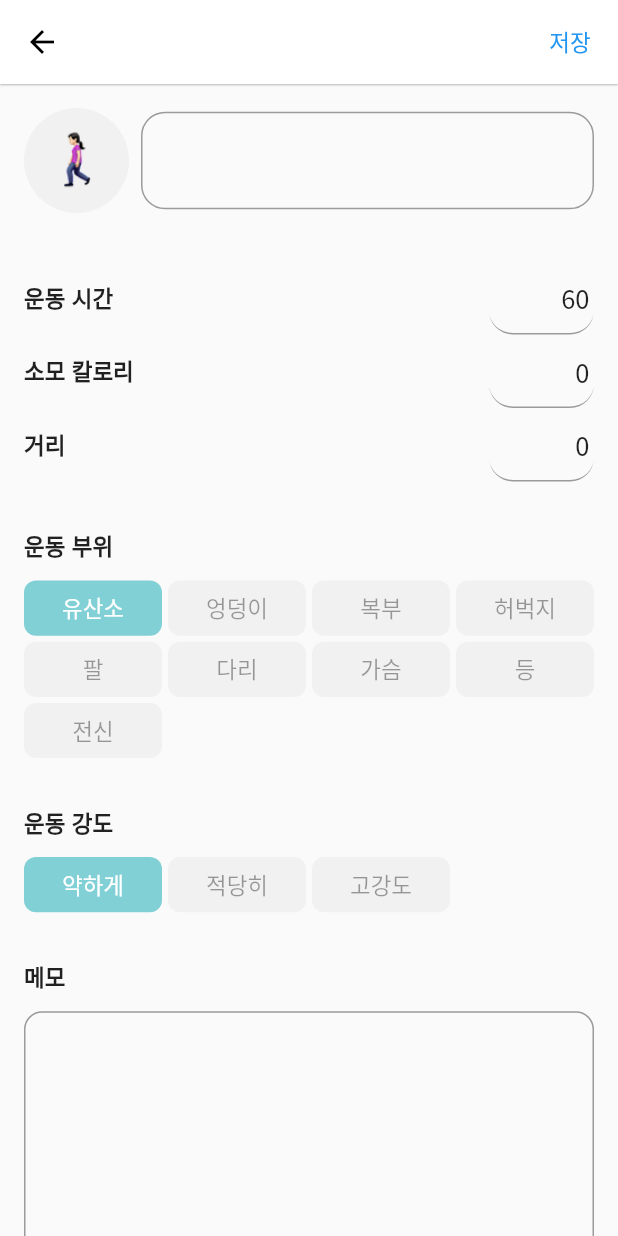
After one commit to Bepo0328/eyes_in_body_app2, a Flutter app: the WorkoutAddPage screen opened directly, on a phone screen of 412 x 824 dp. The commit adds this screen. Run offline on Flutter 3.47's test engine with Material 2 defaults, Android fonts, the phone set to English and light mode, and no system bars; our stand-ins replace sqflite; missing offline and left inert: multi_image_picker2; accounts and stored records are empty.

Commit message:
EyesInBodyApp2: Create Exercise Record Page

```diff
--- a/lib/data/data.dart
+++ b/lib/data/data.dart
@@ -1,22 +1,22 @@
 class Food {
   int? id;
-  int? date;
-  int? type;
-  int? meal;
-  int? kcal;
-  int? time;
-  String? memo;
-  String? image;
+  int date;
+  int type;
+  int meal;
+  int kcal;
+  int time;
+  String memo;
+  String image;
 
   Food({
     this.id,
-    this.date,
-    this.type,
-    this.meal,
-    this.kcal,
-    this.time,
-    this.memo,
-    this.image,
+    required this.date,
+    required this.type,
+    required this.meal,
+    required this.kcal,
+    required this.time,
+    required this.memo,
+    required this.image,
   });
 
   factory Food.fromDB(Map<String, dynamic> data) {
@@ -48,23 +48,27 @@ class Food {
 
 class Workout {
   int? id;
-  int? date;
-  int? time;
-  int? calorie;
-  int? intense;
-  int? part;
-  String? name;
-  String? memo;
+  int date;
+  int time;
+  int type;
+  int distance;
+  int kcal;
+  int intense;
+  int part;
+  String name;
+  String memo;
 
   Workout({
     this.id,
-    this.date,
-    this.time,
-    this.calorie,
-    this.intense,
-    this.part,
-    this.name,
-    this.memo,
+    required this.date,
+    required this.time,
+    required this.type,
+    required this.distance,
+    required this.kcal,
+    required this.intense,
+    required this.part,
+    required this.name,
+    required this.memo,
   });
 
   factory Workout.fromDB(Map<String, dynamic> data) {
@@ -72,7 +76,9 @@ class Workout {
       id: data['id'],
       date: data['date'],
       time: data['time'],
-      calorie: data['calorie'],
+      type: data['type'],
+      distance: data['distance'],
+      kcal: data['kcal'],
       intense: data['intense'],
       part: data['part'],
       name: data['name'],
@@ -85,7 +91,9 @@ class Workout {
       'id': id,
       'date': date,
       'time': time,
-      'calorie': calorie,
+      'type': type,
+      'distance': distance,
+      'calorie': kcal,
       'intense': intense,
       'part': part,
       'name': name,
@@ -96,15 +104,15 @@ class Workout {
 
 class EyeBody {
   int? id;
-  int? date;
-  String? image;
-  String? memo;
+  int date;
+  String image;
+  String memo;
 
   EyeBody({
     this.id,
-    this.date,
-    this.image,
-    this.memo,
+    required this.date,
+    required this.image,
+    required this.memo,
   });
 
   factory EyeBody.fromDB(Map<String, dynamic> data) {
@@ -127,16 +135,16 @@ class EyeBody {
 }
 
 class Weight {
-  int? date;
-  int? weight;
-  int? fat;
-  int? muscle;
+  int date;
+  int weight;
+  int fat;
+  int muscle;
 
   Weight({
-    this.date,
-    this.weight,
-    this.fat,
-    this.muscle,
+    required this.date,
+    required this.weight,
+    required this.fat,
+    required this.muscle,
   });
 
   factory Weight.fromDB(Map<String, dynamic> data) {
--- a/lib/utils.dart
+++ b/lib/utils.dart
@@ -1,6 +1,8 @@
 
 List<String> mealTime = ['아침', '점심', '저녁', '간식'];
 List<String> mealType = ['균형잡힌', '단백질', '탄수화물', '지방', '치팅'];
+List<String> wIntense = ['약하게', '적당히', '고강도'];
+List<String> wPart = ['유산소', '엉덩이', '복부', '허벅지', '팔', '다리', '가슴', '등', '전신'];
 
 class Utils {
   static String makeTwoDigit(int number) {
--- /dev/null
+++ b/lib/view/workout.dart
@@ -0,0 +1,356 @@
+import 'package:eyes_in_body_app2/data/data.dart';
+import 'package:eyes_in_body_app2/data/database.dart';
+import 'package:eyes_in_body_app2/style.dart';
+import 'package:eyes_in_body_app2/utils.dart';
+import 'package:flutter/cupertino.dart';
+import 'package:flutter/material.dart';
+
+class WorkoutAddPage extends StatefulWidget {
+  const WorkoutAddPage({Key? key, required this.workout}) : super(key: key);
+  final Workout workout;
+
+  @override
+  _WorkoutAddPageState createState() => _WorkoutAddPageState();
+}
+
+class _WorkoutAddPageState extends State<WorkoutAddPage> {
+  Workout get workout => widget.workout;
+  TextEditingController nameController = TextEditingController();
+  TextEditingController memoController = TextEditingController();
+  TextEditingController timeController = TextEditingController();
+  TextEditingController calController = TextEditingController();
+  TextEditingController distanceController = TextEditingController();
+
+  @override
+  void initState() {
+    nameController.text = workout.name;
+    memoController.text = workout.memo;
+    timeController.text = workout.time.toString();
+    calController.text = workout.kcal.toString();
+    distanceController.text = workout.distance.toString();
+    super.initState();
+  }
+
+  @override
+  Widget build(BuildContext context) {
+    return Scaffold(
+      appBar: AppBar(
+        iconTheme: IconThemeData(color: txtColor),
+        backgroundColor: bgColor,
+        elevation: 0.5,
+        actions: [
+          TextButton(
+            onPressed: () async {
+              // 저장하고 종료
+              final db = DatabaseHelper.instance;
+              workout.name = nameController.text;
+              workout.memo = memoController.text;
+
+              if (timeController.text.isEmpty) {
+                workout.time = 0;
+              } else {
+                workout.time = int.parse(timeController.text);
+              }
+
+              if (calController.text.isEmpty) {
+                workout.kcal = 0;
+              } else {
+                workout.kcal = int.parse(calController.text);
+              }
+
+              if (distanceController.text.isEmpty) {
+                workout.distance = 0;
+              } else {
+                workout.distance = int.parse(distanceController.text);
+              }
+
+              await db.insertWorkout(workout);
+              Navigator.pop(context);
+            },
+            child: const Text('저장'),
+          ),
+        ],
+      ),
+      body: Container(
+        child: ListView.builder(
+          itemBuilder: (ctx, idx) {
+            if (idx == 0) {
+              return Container(
+                margin: const EdgeInsets.symmetric(
+                  horizontal: 16.0,
+                  vertical: 16.0,
+                ),
+                child: Row(
+                  children: [
+                    Container(
+                      height: 70.0,
+                      width: 70.0,
+                      child: InkWell(
+                        onTap: () {
+                          setState(() {
+                            workout.type++;
+                            workout.type = workout.type % 4;
+                          });
+                        },
+                        child: Image.asset('assets/img/${workout.type}.png'),
+                      ),
+                      decoration: BoxDecoration(
+                        color: iBgColor,
+                        borderRadius: BorderRadius.circular(70.0),
+                      ),
+                    ),
+                    const SizedBox(width: 8.0),
+                    Expanded(
+                      child: TextField(
+                        controller: nameController,
+                        decoration: InputDecoration(
+                          border: OutlineInputBorder(
+                            borderRadius: BorderRadius.circular(16.0),
+                            borderSide: BorderSide(
+                              color: txtColor,
+                              width: 0.5,
+                            ),
+                          ),
+                        ),
+                      ),
+                    ),
+                  ],
+                ),
+              );
+            } else if (idx == 1) {
+              return Container(
+                margin: const EdgeInsets.symmetric(
+                  horizontal: 16.0,
+                  vertical: 16.0,
+                ),
+                child: Column(
+                  children: [
+                    Row(
+                      mainAxisAlignment: MainAxisAlignment.spaceBetween,
+                      children: [
+                        const Text(
+                          '운동 시간',
+                          style: TextStyle(fontWeight: FontWeight.bold),
+                        ),
+                        Container(
+                          width: 70.0,
+                          child: TextField(
+                            controller: timeController,
+                            keyboardType: TextInputType.number,
+                            textAlign: TextAlign.end,
+                            decoration: InputDecoration(
+                              border: UnderlineInputBorder(
+                                borderRadius: BorderRadius.circular(16.0),
+                                borderSide: BorderSide(
+                                  color: txtColor,
+                                  width: 0.5,
+                                ),
+                              ),
+                            ),
+                          ),
+                        ),
+                      ],
+                    ),
+                    Row(
+                      mainAxisAlignment: MainAxisAlignment.spaceBetween,
+                      children: [
+                        const Text(
+                          '소모 칼로리',
+                          style: TextStyle(fontWeight: FontWeight.bold),
+                        ),
+                        Container(
+                          width: 70.0,
+                          child: TextField(
+                            controller: calController,
+                            keyboardType: TextInputType.number,
+                            textAlign: TextAlign.end,
+                            decoration: InputDecoration(
+                              border: UnderlineInputBorder(
+                                borderRadius: BorderRadius.circular(16.0),
+                                borderSide: BorderSide(
+                                  color: txtColor,
+                                  width: 0.5,
+                                ),
+                              ),
+                            ),
+                          ),
+                        ),
+                      ],
+                    ),
+                    Row(
+                      mainAxisAlignment: MainAxisAlignment.spaceBetween,
+                      children: [
+                        const Text(
+                          '거리',
+                          style: TextStyle(fontWeight: FontWeight.bold),
+                        ),
+                        Container(
+                          width: 70.0,
+                          child: TextField(
+                            controller: distanceController,
+                            keyboardType: TextInputType.number,
+                            textAlign: TextAlign.end,
+                            decoration: InputDecoration(
+                              border: UnderlineInputBorder(
+                                borderRadius: BorderRadius.circular(16.0),
+                                borderSide: BorderSide(
+                                  color: txtColor,
+                                  width: 0.5,
+                                ),
+                              ),
+                            ),
+                          ),
+                        ),
+                      ],
+                    ),
+                  ],
+                ),
+              );
+            } else if (idx == 2) {
+              return Container(
+                margin: const EdgeInsets.symmetric(
+                  horizontal: 16.0,
+                  vertical: 16.0,
+                ),
+                child: Column(
+                  children: [
+                    Row(
+                      mainAxisAlignment: MainAxisAlignment.spaceBetween,
+                      children: const [
+                        Text(
+                          '운동 부위',
+                          style: TextStyle(fontWeight: FontWeight.bold),
+                        ),
+                      ],
+                    ),
+                    const SizedBox(height: 12.0),
+                    GridView.count(
+                      physics: const NeverScrollableScrollPhysics(),
+                      shrinkWrap: true,
+                      crossAxisCount: 4,
+                      crossAxisSpacing: 4,
+                      mainAxisSpacing: 4,
+                      childAspectRatio: 2.5,
+                      children: List.generate(wPart.length, (_idx) {
+                        return InkWell(
+                          onTap: () {
+                            setState(() {
+                              workout.part = _idx;
+                            });
+                          },
+                          child: Container(
+                            alignment: Alignment.center,
+                            child: Text(
+                              wPart[_idx],
+                              style: TextStyle(
+                                color: workout.part == _idx
+                                    ? Colors.white
+                                    : iTxtColor,
+                              ),
+                            ),
+                            decoration: BoxDecoration(
+                              borderRadius: BorderRadius.circular(8.0),
+                              color:
+                                  workout.part == _idx ? mainColor : iBgColor,
+                            ),
+                          ),
+                        );
+                      }),
+                    ),
+                  ],
+                ),
+              );
+            } else if (idx == 3) {
+              return Container(
+                margin: const EdgeInsets.symmetric(
+                  horizontal: 16.0,
+                  vertical: 16.0,
+                ),
+                child: Column(
+                  children: [
+                    Row(
+                      mainAxisAlignment: MainAxisAlignment.spaceBetween,
+                      children: const [
+                        Text(
+                          '운동 강도',
+                          style: TextStyle(fontWeight: FontWeight.bold),
+                        ),
+                      ],
+                    ),
+                    const SizedBox(height: 12.0),
+                    GridView.count(
+                      physics: const NeverScrollableScrollPhysics(),
+                      shrinkWrap: true,
+                      crossAxisCount: 4,
+                      crossAxisSpacing: 4,
+                      mainAxisSpacing: 4,
+                      childAspectRatio: 2.5,
+                      children: List.generate(wIntense.length, (_idx) {
+                        return InkWell(
+                          onTap: () {
+                            setState(() {
+                              workout.intense = _idx;
+                            });
+                          },
+                          child: Container(
+                            alignment: Alignment.center,
+                            child: Text(
+                              wIntense[_idx],
+                              style: TextStyle(
+                                color: workout.intense == _idx
+                                    ? Colors.white
+                                    : iTxtColor,
+                              ),
+                            ),
+                            decoration: BoxDecoration(
+                              borderRadius: BorderRadius.circular(8.0),
+                              color: workout.intense == _idx
+                                  ? mainColor
+                                  : iBgColor,
+                            ),
+                          ),
+                        );
+                      }),
+                    ),
+                  ],
+                ),
+              );
+            } else if (idx == 4) {
+              return Container(
+                margin: const EdgeInsets.symmetric(
+                  horizontal: 16.0,
+                  vertical: 16.0,
+                ),
+                child: Column(
+                  crossAxisAlignment: CrossAxisAlignment.start,
+                  children: [
+                    const Text(
+                      '메모',
+                      style: TextStyle(fontWeight: FontWeight.bold),
+                    ),
+                    const SizedBox(height: 12.0),
+                    TextField(
+                      controller: memoController,
+                      maxLines: 10,
+                      minLines: 5,
+                      keyboardType: TextInputType.multiline,
+                      decoration: InputDecoration(
+                        border: OutlineInputBorder(
+                          borderRadius: BorderRadius.circular(12.0),
+                          borderSide: BorderSide(color: txtColor, width: 0.5),
+                        ),
+                      ),
+                    ),
+                  ],
+                ),
+              );
+            } else {
+              return Container();
+            }
+          },
+          itemCount: 5,
+        ),
+      ),
+    );
+  }
+}
```
Also changed, not shown: lib/data/database.dart (+13 -4 lines), lib/main.dart (+37 -2 lines), lib/view/body.dart (added, +123 -0 lines), lib/view/food.dart (+3 -4 lines).
